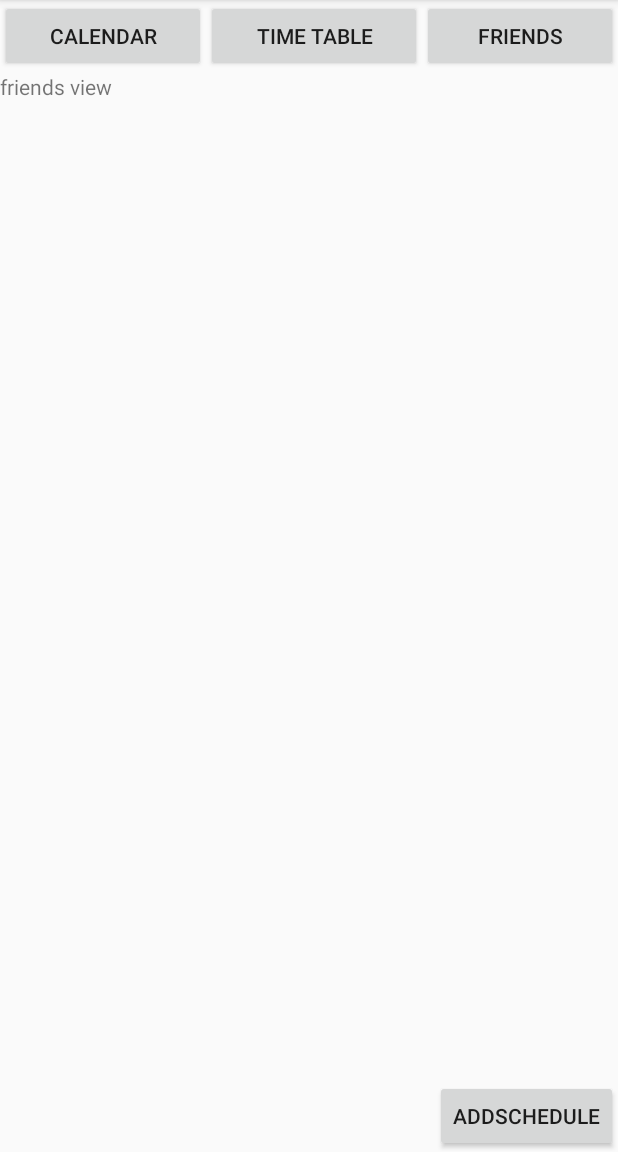
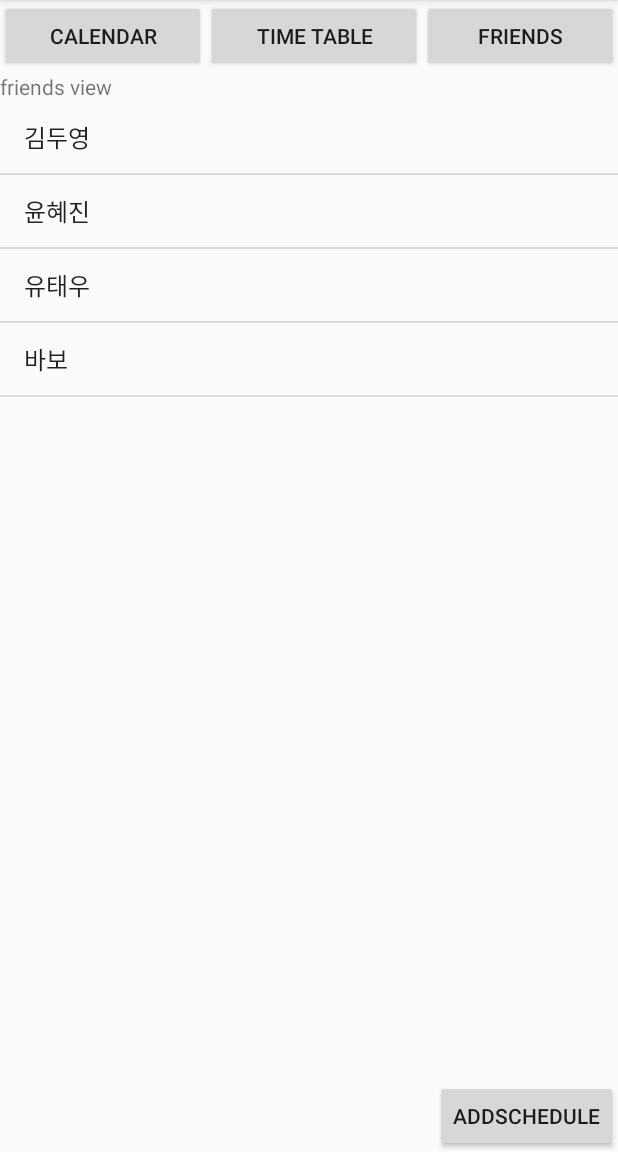
Before and after one commit to yhjsoar/Ddokkael, an Android app: the screen it shows after launch (MainActivity), after a tap on "FRIENDS", on a phone screen of 412 x 824 dp, the part 84-1236 px from its top. Run offline under Robolectric (Android 15) with nearby library versions, the phone set to English and light mode, and no system bars; 1 other tap on this screen came first.

Commit message:
make customAdapter data example

```diff
--- a/app/src/main/java/com/example/myapplication/AddScheduleActivity.java
+++ b/app/src/main/java/com/example/myapplication/AddScheduleActivity.java
@@ -36,7 +36,7 @@ public class AddScheduleActivity extends Activity {
             @Override
             public void onClick(View v) {
                 Intent intent = new Intent();
-                intent.putExtra("data","hi");
+                intent.putExtra("button",1);
                 setResult(RESULT_OK, intent);
 
                 finish();
@@ -47,7 +47,7 @@ public class AddScheduleActivity extends Activity {
             @Override
             public void onClick(View v) {
                 Intent intent = new Intent();
-                intent.putExtra("data","hi");
+                intent.putExtra("button",0);
                 setResult(RESULT_OK, intent);
 
                 finish();
--- a/app/src/main/java/com/example/myapplication/CustomAdapter.java
+++ b/app/src/main/java/com/example/myapplication/CustomAdapter.java
@@ -6,13 +6,17 @@ import android.view.Gravity;
 import android.view.LayoutInflater;
 import android.view.View;
 import android.view.ViewGroup;
+import android.widget.ArrayAdapter;
 import android.widget.CalendarView;
 import android.widget.LinearLayout;
+import android.widget.ListView;
 import android.widget.TextView;
 import android.widget.Toast;
 
 import java.text.SimpleDateFormat;
+import java.util.ArrayList;
 import java.util.Date;
+import java.util.List;
 
 public class CustomAdapter extends PagerAdapter {
 
@@ -35,17 +39,36 @@ public class CustomAdapter extends PagerAdapter {
             view = inflater.inflate(R.layout.calendar, null);
             CalendarView calendar = (CalendarView)view.findViewById(R.id.calendarView);
             final TextView calendar_text = (TextView)view.findViewById(R.id.calendar_text);
+            final ListView calendar_list = (ListView)view.findViewById(R.id.calendar_list);
+            final ArrayList<String> schedule_list = new ArrayList<String>();
 
-            // Default setting
+            // 오늘의 일정 정보(Default 값)
+            schedule_list.add("9:00 A");
+            schedule_list.add("10:30 B");
+            schedule_list.add("11:00 모바일 앱 실습");
+            schedule_list.add("13:30 자퇴");
+            schedule_list.add("15:00 모바일 앱 실습");
+            schedule_list.add("16:30 자퇴");
+
+            final ArrayAdapter adapter = new ArrayAdapter(view.getContext(), android.R.layout.simple_list_item_1, schedule_list);
+            calendar_list.setAdapter(adapter);
             String today = new SimpleDateFormat("yyyy/M/dd").format(new Date());
             calendar_text.setText(today);
 
-            // Calendar
+            // 날자 선택
             calendar.setOnDateChangeListener(new CalendarView.OnDateChangeListener(){
                 @Override
                 public void onSelectedDayChange(CalendarView view, int year, int month, int dayOfMonth) {
                     calendar_text.setText(year+"/"+(month+1)+"/"+dayOfMonth);
-                    // 해당 요일의 data를 읽어와서 listView에 넣기
+                    // 해당 날짜의 data를 읽어와서 listView에 넣기
+                    schedule_list.clear(); // schedule_list 초기화
+                    schedule_list.add("11:30 휴학각");
+                    schedule_list.add("12:30 휴학각");
+                    schedule_list.add("13:30 휴학각");
+                    schedule_list.add("14:30 휴학각");
+                    schedule_list.add("15:30 휴학각");
+
+                    calendar_list.setAdapter(adapter);
                 }
             });
 
@@ -62,7 +85,6 @@ public class CustomAdapter extends PagerAdapter {
             layout[5] = (LinearLayout)view.findViewById(R.id.layout6);
             layout[6] = (LinearLayout)view.findViewById(R.id.layout7);
             layout[7] = (LinearLayout)view.findViewById(R.id.layout8);
-
 
             LinearLayout.LayoutParams linearLayoutParams_date = new LinearLayout.LayoutParams(LinearLayout.LayoutParams.MATCH_PARENT, LinearLayout.LayoutParams.WRAP_CONTENT);
 
@@ -117,14 +139,17 @@ public class CustomAdapter extends PagerAdapter {
                 layout[0].addView(textView_time);
             }
 
-            for(int i = 1; i<8; i++){
+            // 일정 추가
+            for(int i = 1; i<8; i++){ // 일 ~ 토요일
+
+                // 일정 집어 넣기 (해당 요일의 weight 총합이 = 24가 되어야함)
                 int time = 1;
                 LinearLayout.LayoutParams scheduleParams = new LinearLayout.LayoutParams(LinearLayout.LayoutParams.MATCH_PARENT, LinearLayout.LayoutParams.WRAP_CONTENT);
-                scheduleParams.weight = time;
+                scheduleParams.weight = time;   // 해당 일정의 시간 (30분 = 1 time)
                 ScheduleView schedule = new ScheduleView(view.getContext());
                 schedule.schedule_name.setText("name");
                 schedule.schedule_info.setText("info");
-                schedule.setBackgroundResource(R.drawable.timetable_time_edge);
+                schedule.schedule_layout.setBackgroundColor(0xff000000+0xff0000);
                 schedule.setLayoutParams(scheduleParams);
                 layout[i].addView(schedule);
             }
@@ -132,6 +157,18 @@ public class CustomAdapter extends PagerAdapter {
         // friends
         } else {
             view = inflater.inflate(R.layout.friends, null);
+
+            final ListView friends_list = (ListView)view.findViewById(R.id.friends_list);
+            final ArrayList<String> friends = new ArrayList<String>();
+
+            // 오늘의 일정 정보(Default 값)
+            friends.add("김두영");
+            friends.add("윤혜진");
+            friends.add("유태우");
+            friends.add("바보");
+
+            final ArrayAdapter adapter = new ArrayAdapter(view.getContext(), android.R.layout.simple_list_item_1, friends);
+            friends_list.setAdapter(adapter);
         }
 
         container.addView(view);
--- a/app/src/main/res/layout/friends.xml
+++ b/app/src/main/res/layout/friends.xml
@@ -13,9 +13,10 @@
 
         <ScrollView
             android:layout_width="match_parent"
-            android:layout_height="match_parent">
-
-            <LinearLayout
+            android:layout_height="match_parent"
+            android:fillViewport="true">
+            <ListView
+                android:id="@+id/friends_list"
                 android:layout_width="match_parent"
                 android:layout_height="wrap_content"
                 android:orientation="vertical" />
--- a/app/src/main/res/layout/schedule.xml
+++ b/app/src/main/res/layout/schedule.xml
@@ -11,13 +11,15 @@
         android:layout_height="wrap_content"
         android:id="@+id/schedule_name"
         android:text="schedule"
-        android:textSize="10dp" />
+        android:textColor="#fff"
+        android:textSize="15dp" />
 
     <TextView
         android:layout_width="match_parent"
         android:layout_height="wrap_content"
         android:id="@+id/schedule_info"
         android:text="info"
-        android:textSize="5dp"/>
+        android:textColor="#fff"
+        android:textSize="10dp"/>
 
 </LinearLayout>
```
Also changed, not shown: app/src/main/java/com/example/myapplication/MainActivity.java (+8 -2 lines), app/src/main/res/layout/calendar.xml (+8 -5 lines).
